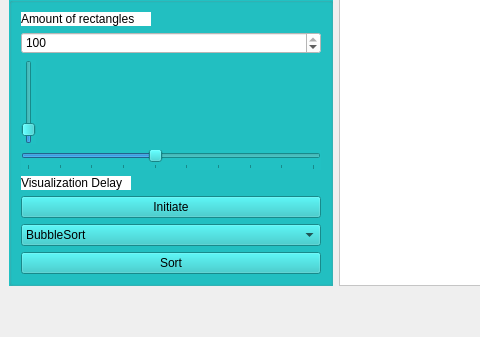
This is Sortings_Visualization/mainwindow.ui in yegorgru/OOP_Lab2_4_Semester as Qt 5 draws it before an edit; both pictures show x 0 to 480 and y 271 to 608 of the 1286 by 608 pixel window. The edited form follows.
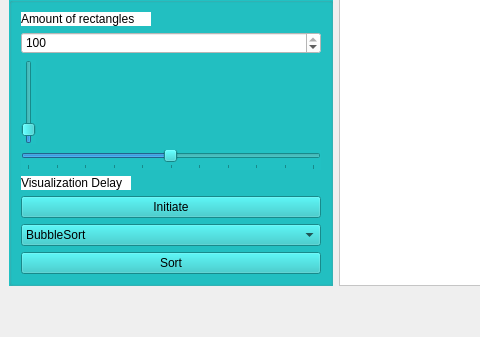
This is the edited form.

```diff
--- a/Sortings_Visualization/mainwindow.ui
+++ b/Sortings_Visualization/mainwindow.ui
@@ -139,7 +139,7 @@
           <string notr="true"/>
          </property>
          <property name="minimum">
-          <number>100</number>
+          <number>1</number>
          </property>
          <property name="maximum">
           <number>1000</number>
```
